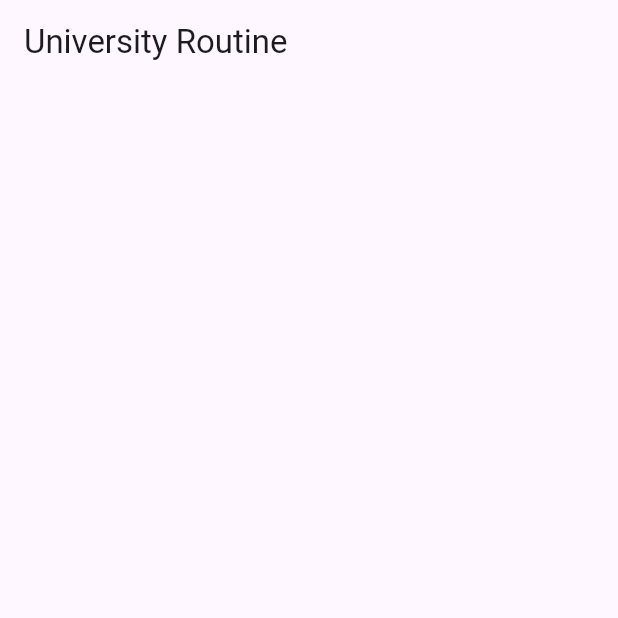
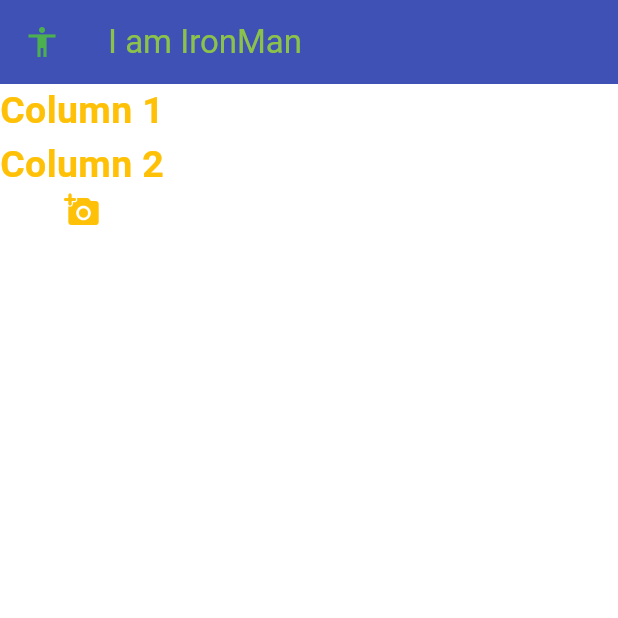
Before and after one commit to shamim36/O-Assign-09, a Flutter app: the screen it shows after launch, on a phone screen of 412 x 824 dp, the top half of it. Run offline on Flutter 3.47's test engine with Material 3 defaults, Android fonts, the phone set to English and light mode, and no system bars.

Commit message:
Module 05

```diff
--- a/module05/lib/main.dart
+++ b/module05/lib/main.dart
@@ -8,15 +8,68 @@
   @override
   Widget build(BuildContext context) {
     return MaterialApp(
-        debugShowCheckedModeBanner:false,
-        title: 'University Routine App',
-        home: Scaffold(
-          appBar: AppBar(
-            title: Text('University Routine'),
-          ),
-
-        ),
-      );
-
+      debugShowCheckedModeBanner: false,
+      title: 'University Routine App',
+      // home: HomeScreen(),
+      home: SecondScreen(),
+    );
   }
 }
+
+class HomeScreen extends StatelessWidget {
+  @override
+  Widget build(BuildContext context) {
+    return Scaffold(
+      appBar: AppBar(
+        title: Text('I am IronMan', style: TextStyle(color: Colors.lightGreen)),
+        backgroundColor: Colors.indigo,
+        leading: Icon(Icons.accessibility_sharp, color: Colors.green),
+      ),
+      backgroundColor: Colors.white12,
+      body: Center(
+        child: Text(
+          'Hello World',
+          style: TextStyle(
+            color: Colors.white,
+            fontSize: 25,
+            fontWeight: FontWeight.bold,
+          ),
+        ),
+      ),
+    );
+  }
+}
+
+class SecondScreen extends StatelessWidget {
+  @override
+  Widget build(BuildContext context) {
+    return Scaffold(
+      backgroundColor: Colors.white12,
+      appBar: AppBar(
+        title: Text('I am IronMan', style: TextStyle(color: Colors.lightGreen)),
+        backgroundColor: Colors.indigo,
+        leading: Icon(Icons.accessibility_sharp, color: Colors.green),
+      ),
+      body: Column(
+        // mainAxisAlignment: MainAxisAlignment.center,
+
+        children: [
+          Text('Column 1',
+              style: TextStyle(
+                  color: Colors.amber,
+                  fontWeight: FontWeight.bold,
+                  fontSize: 25)),
+          Text(
+            'Column 2',
+            style: TextStyle(
+                color: Colors.amber, fontWeight: FontWeight.bold, fontSize: 25),
+          ),
+          Icon(
+            Icons.add_a_photo_rounded,
+            color: Colors.amber,
+          )
+        ],
+      ),
+    );
+  }
+}
```
